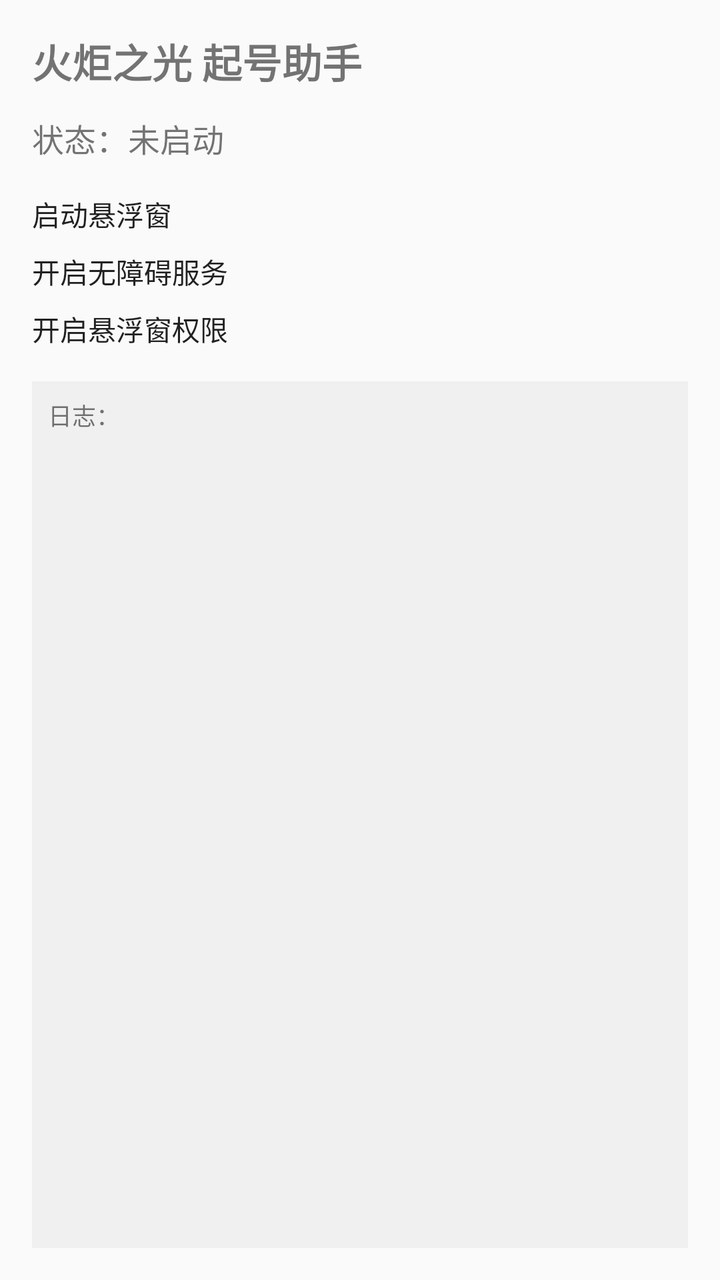
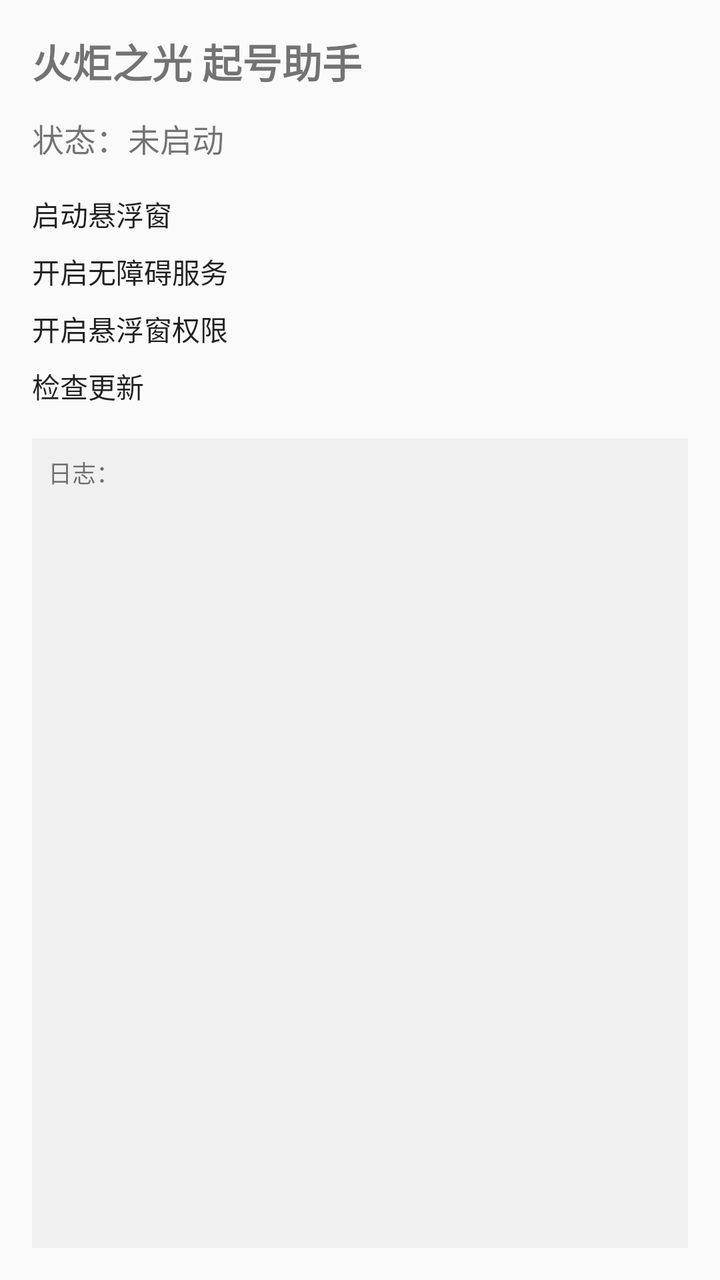

Screens rendered from an Android XML layout before and after an edit, with the pre-edit source and the edit as a unified diff.
<!-- AndroidManifest.xml: activity theme AppTheme -->
<!-- res/layout/activity_main.xml -->
<?xml version="1.0" encoding="utf-8"?>
<LinearLayout xmlns:android="http://schemas.android.com/apk/res/android"
    android:layout_width="match_parent"
    android:layout_height="match_parent"
    android:orientation="vertical"
    android:padding="16dp">

    <TextView
        android:layout_width="wrap_content"
        android:layout_height="wrap_content"
        android:text="火炬之光 起号助手"
        android:textSize="20sp"
        android:textStyle="bold" />

    <TextView
        android:id="@+id/tvStatus"
        android:layout_width="match_parent"
        android:layout_height="wrap_content"
        android:layout_marginTop="12dp"
        android:text="状态：未启动"
        android:textSize="16sp" />

    <Button
        android:id="@+id/btnStart"
        android:layout_width="match_parent"
        android:layout_height="wrap_content"
        android:layout_marginTop="16dp"
        android:text="启动悬浮窗" />

    <Button
        android:id="@+id/btnEnableAccess"
        android:layout_width="match_parent"
        android:layout_height="wrap_content"
        android:layout_marginTop="8dp"
        android:text="开启无障碍服务" />

    <Button
        android:id="@+id/btnEnableOverlay"
        android:layout_width="match_parent"
        android:layout_height="wrap_content"
        android:layout_marginTop="8dp"
        android:text="开启悬浮窗权限" />

    <TextView
        android:id="@+id/tvLog"
        android:layout_width="match_parent"
        android:layout_height="0dp"
        android:layout_weight="1"
        android:layout_marginTop="16dp"
        android:background="#F0F0F0"
        android:padding="8dp"
        android:text="日志：\n"
        android:textSize="12sp"
        android:typeface="monospace" />

</LinearLayout>
<!-- resources referenced by this layout -->
<resources>
  <style name="AppTheme" parent="android:Theme.Material.Light.NoActionBar">
          <item name="android:colorPrimary">#1976D2</item>
          <item name="android:colorPrimaryDark">#0D47A1</item>
          <item name="android:colorAccent">#FFB300</item>
      </style>
</resources>

<!-- the commit's change to res/layout/activity_main.xml (unified diff, before → after) -->
@@ -41,6 +41,13 @@
         android:layout_marginTop="8dp"
         android:text="开启悬浮窗权限" />
 
+    <Button
+        android:id="@+id/btnCheckUpdate"
+        android:layout_width="match_parent"
+        android:layout_height="wrap_content"
+        android:layout_marginTop="8dp"
+        android:text="检查更新" />
+
     <TextView
         android:id="@+id/tvLog"
         android:layout_width="match_parent"
